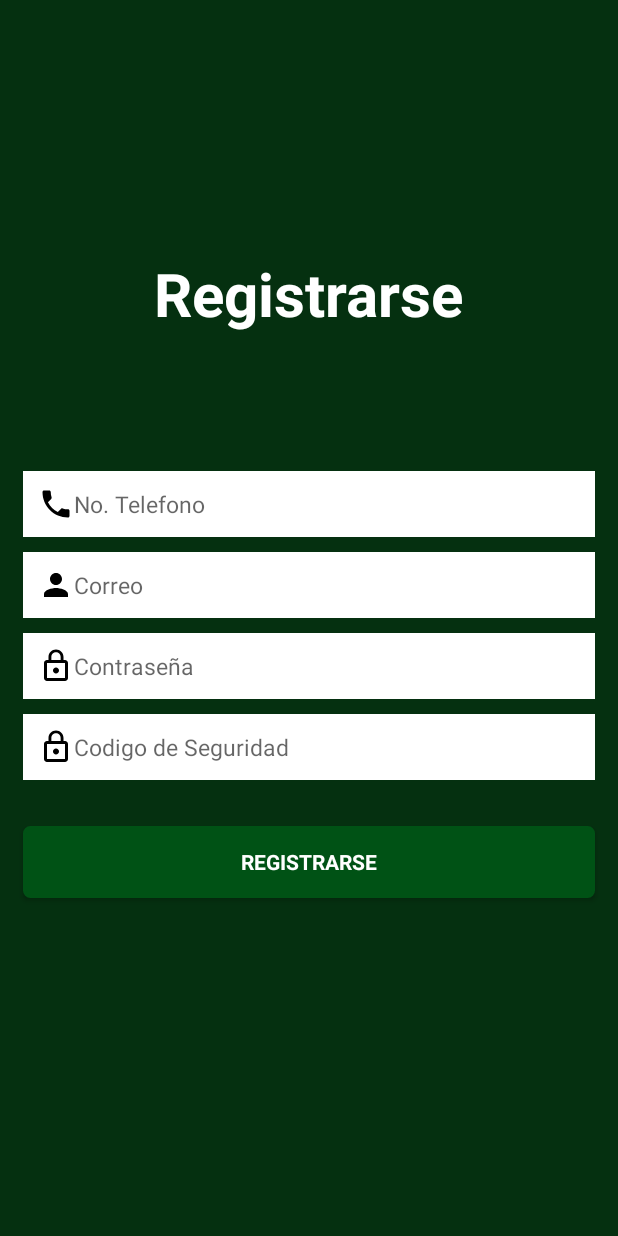
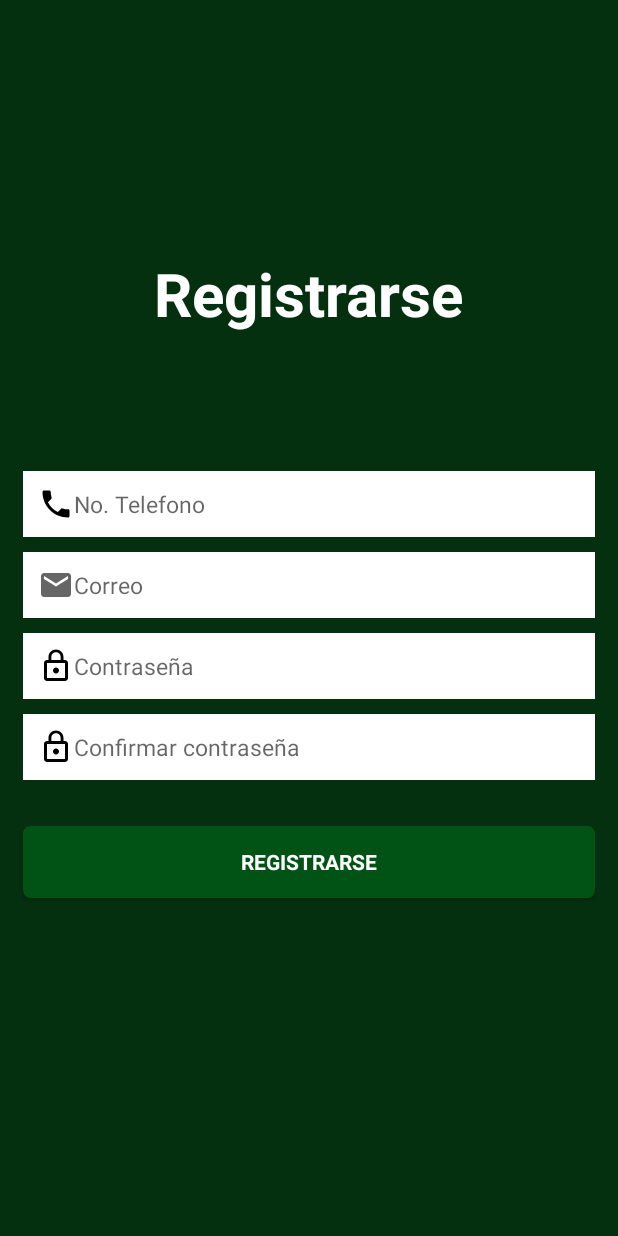
Before and after one commit to IvanGV859/FimeBookandMarket, an Android app: the Register screen opened directly, with no data from a screen before it, after a tap on "REGISTRARSE", on a phone screen of 412 x 824 dp. Run offline under Robolectric (Android 15) with nearby library versions, the phone set to English and light mode, and no system bars; our stand-ins replace Firebase (no records; nobody signed in at launch, a user with empty details on screens opened directly); Roboto replaces fonts that are not available here.

Commit message:
ConfirmarContra y arreglos basicos

```diff
--- a/app/src/main/java/com/example/fimebookandmarket/Register.java
+++ b/app/src/main/java/com/example/fimebookandmarket/Register.java
@@ -22,14 +22,13 @@ import java.util.Map;
 
 public class Register extends AppCompatActivity {
 
-    private EditText mEditTextPhone;
-    private EditText mEditTextEmail;
-    private EditText mEditTextPass;
+    private EditText mEditTextPhone, mEditTextEmail, mEditTextPass, mEditTextConfPass;
 
     //VARIABLES DE LOS DATOS QUE VAMOS A REGISTRAR
     private String phone ="";
     private String email ="";
     private String password ="";
+    private String confpass ="";
 
     //FirebaseAuth nos brinda el paquete de autenticacion de firebase
     FirebaseAuth mAuth;
@@ -44,6 +43,7 @@ public class Register extends AppCompatActivity {
         mEditTextPhone = findViewById(R.id.edtPhone);
         mEditTextEmail = findViewById(R.id.edtEmail);
         mEditTextPass = findViewById(R.id.edtPass);
+        mEditTextConfPass = findViewById(R.id.edtConfPass);
 
         mAuth = FirebaseAuth.getInstance();
         mDatabase = FirebaseDatabase.getInstance().getReference();
@@ -56,10 +56,15 @@ public class Register extends AppCompatActivity {
                 phone = mEditTextPhone.getText().toString();
                 email = mEditTextEmail.getText().toString();
                 password = mEditTextPass.getText().toString();
+                confpass = mEditTextConfPass.getText().toString();
 
-                if(!phone.isEmpty() && !email.isEmpty() && !password.isEmpty()) {
+                if(!phone.isEmpty() && !email.isEmpty() && !password.isEmpty() && !confpass.isEmpty()) {
                     if (password.length() >= 6) {
-                        registerUser();
+                        if(password.equals(confpass)){
+                            registerUser();
+                        }else {
+                            Toast.makeText(this, "Las contraseñas no coinciden", Toast.LENGTH_SHORT).show();
+                        }
                     }
                     else {
                         Toast.makeText(Register.this, "La contraseña debe tener al menos 6 caracteres", Toast.LENGTH_SHORT).show();
@@ -83,6 +88,7 @@ public class Register extends AppCompatActivity {
                     map.put("phone", phone);
                     map.put("email", email);
                     map.put("password", password);
+                    map.put("confpass", confpass);
 
                     String id = mAuth.getCurrentUser().getUid();
 
--- a/app/src/main/java/com/example/fimebookandmarket/SignIn.java
+++ b/app/src/main/java/com/example/fimebookandmarket/SignIn.java
@@ -38,8 +38,6 @@ public class SignIn extends AppCompatActivity {
         switch (view.getId()){
             case R.id.Signin:
                 userLogin();
-                /*Intent intent = new Intent(SignIn.this,Home.class);
-                startActivity(intent);*/
                 break;
         }
     }
@@ -68,7 +66,7 @@ public class SignIn extends AppCompatActivity {
         }
 
         if(password.length() < 6){
-            mEditTextPass.setError("Ingrese minimo 6 caracteres en la contraseña");
+            mEditTextPass.setError("Contraseña incorrecta!");
             mEditTextPass.requestFocus();
             return;
         }
@@ -81,7 +79,7 @@ public class SignIn extends AppCompatActivity {
                     intent.addFlags(Intent.FLAG_ACTIVITY_CLEAR_TOP);
                     startActivity(intent);
                 }else {
-                    Toast.makeText(SignIn.this, "Usuario no registrado", Toast.LENGTH_SHORT).show();
+                    Toast.makeText(SignIn.this, "Datos incorrectos", Toast.LENGTH_SHORT).show();
                 }
             }
         });
--- /dev/null
+++ b/app/src/main/res/drawable/ic_email.xml
@@ -0,0 +1,10 @@
+<vector xmlns:android="http://schemas.android.com/apk/res/android"
+    android:width="24dp"
+    android:height="24dp"
+    android:viewportWidth="24"
+    android:viewportHeight="24"
+    android:tint="?attr/colorControlNormal">
+  <path
+      android:fillColor="@android:color/black"
+      android:pathData="M20,4L4,4c-1.1,0 -1.99,0.9 -1.99,2L2,18c0,1.1 0.9,2 2,2h16c1.1,0 2,-0.9 2,-2L22,6c0,-1.1 -0.9,-2 -2,-2zM20,8l-8,5 -8,-5L4,6l8,5 8,-5v2z"/>
+</vector>
--- a/app/src/main/res/layout/activity_register.xml
+++ b/app/src/main/res/layout/activity_register.xml
@@ -36,7 +36,7 @@
             android:layout_height="wrap_content"
             android:layout_marginTop="10dp"
             android:background="#ffffff"
-            android:drawableLeft="@drawable/ic_person_black_24dp"
+            android:drawableLeft="@drawable/ic_email"
             android:hint="Correo"
             android:inputType="text"
             android:padding="10dp"
@@ -58,13 +58,13 @@
         android:textSize="15sp" />
 
         <EditText
-            android:id="@+id/edtCode"
+            android:id="@+id/edtConfPass"
             android:layout_width="match_parent"
             android:layout_height="wrap_content"
             android:layout_marginTop="10dp"
             android:background="#ffffff"
             android:drawableLeft="@drawable/ic_lock_black_24dp"
-            android:hint="Codigo de Seguridad"
+            android:hint="Confirmar contraseña"
             android:inputType="text"
             android:padding="10dp"
             android:text=""
--- a/app/src/main/res/layout/activity_sign_in.xml
+++ b/app/src/main/res/layout/activity_sign_in.xml
@@ -23,7 +23,7 @@
             android:layout_height="wrap_content"
             android:layout_marginTop="19dp"
             android:background="#ffffff"
-            android:drawableLeft="@drawable/ic_phone_black_24dp"
+            android:drawableLeft="@drawable/ic_email"
             android:hint="Correo electronico"
             android:inputType="text"
             android:padding="10dp"
```
Also changed, not shown: app/src/main/java/com/example/fimebookandmarket/Menu.java (+6 -10 lines), app/src/main/res/layout/activity_menu.xml (+4 -3 lines).
